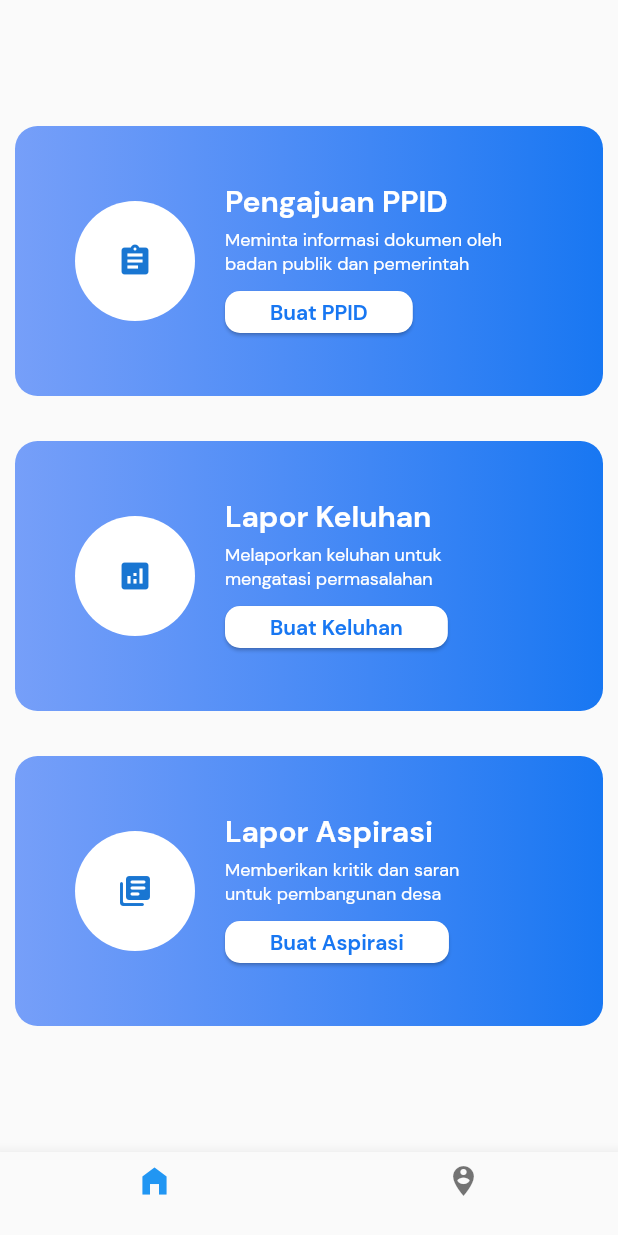
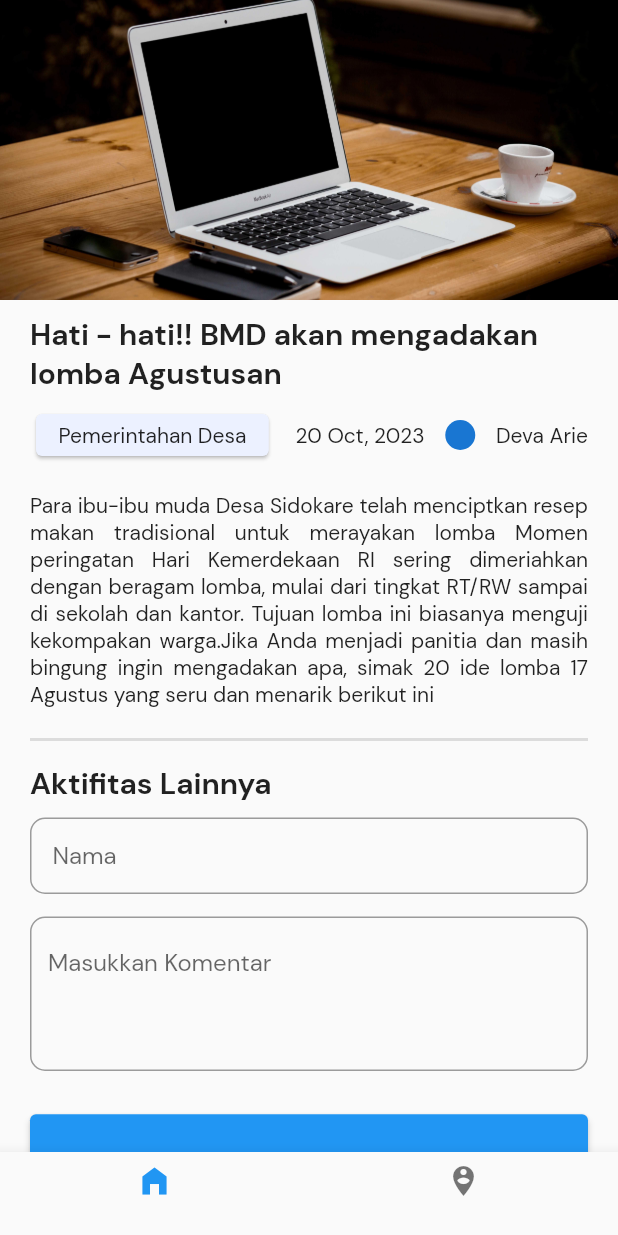
Before and after one commit to Greek-Cp/sidokare_mobile_app, a Flutter app: the screen it shows after launch, on a phone screen of 412 x 824 dp. Run offline on Flutter 3.47's test engine with Material 2 defaults, Android fonts, the phone set to English and light mode, and no system bars; our stand-ins replace flutter_otp_text_field, flutter_screenutil, google_fonts, motion_toast, otp_text_field; missing offline and left inert: bottom_bar_matu, flutter_custom_tab_bar, mailer.

Commit message:
Detail Berita rodok mari innsya allah

```diff
--- /dev/null
+++ b/lib/pages/item_nav/item_page_berita/page_detail_berita.dart
@@ -0,0 +1,141 @@
+import 'package:flutter/material.dart';
+import 'package:flutter_screenutil/flutter_screenutil.dart';
+import 'package:sidokare_mobile_app/component/jenis_button.dart';
+import 'package:sidokare_mobile_app/component/text_field.dart';
+import 'package:sidokare_mobile_app/const/size.dart';
+
+class PageDetailBerita extends StatefulWidget {
+  @override
+  State<PageDetailBerita> createState() => _PageDetailBeritaState();
+}
+
+class _PageDetailBeritaState extends State<PageDetailBerita> {
+  final _formKey = GlobalKey<FormState>();
+  TextEditingController getNama = TextEditingController();
+
+  @override
+  Widget build(BuildContext context) {
+    // TODO: implement build
+    return ScreenUtilInit(
+      builder: (context, child) {
+        return Scaffold(
+          body: ListView(
+            children: [
+              _Image("assets/laptop.jpg"),
+              _HeaderJudul(),
+              _ListMbu(),
+              _isiBerita(),
+              Padding(
+                padding: EdgeInsets.symmetric(horizontal: 20),
+                child: Divider(
+                  thickness: 2,
+                  height: 2,
+                ),
+              ),
+              _isiKomen()
+            ],
+          ),
+        );
+      },
+    );
+  }
+
+  Widget _Image(String urlImage) {
+    return Image(
+      image: AssetImage(urlImage),
+      fit: BoxFit.cover,
+      width: double.infinity,
+      height: 200,
+    );
+  }
+
+  Widget _HeaderJudul() {
+    return Padding(
+      padding: EdgeInsets.symmetric(horizontal: 20, vertical: 10),
+      child: Text(
+        "Hati - hati!! BMD akan mengadakan lomba Agustusan",
+        style:
+            TextStyle(fontWeight: FontWeight.bold, fontSize: size.HeaderText),
+      ),
+    );
+  }
+
+  Widget _ListMbu() {
+    return Padding(
+      padding: EdgeInsets.symmetric(horizontal: 20),
+      child: Row(
+        mainAxisAlignment: MainAxisAlignment.spaceBetween,
+        children: [
+          Card(
+            color: Color.fromARGB(255, 236, 241, 255),
+            child: Padding(
+              padding: const EdgeInsets.symmetric(horizontal: 15, vertical: 5),
+              child: Text("Pemerintahan Desa"),
+            ),
+          ),
+          Text("20 Oct, 2023"),
+          CircleAvatar(
+            radius: 10,
+          ),
+          Text("Deva Arie")
+        ],
+      ),
+    );
+  }
+
+  Widget _isiBerita() {
+    return Padding(
+      padding: EdgeInsets.symmetric(horizontal: 20, vertical: 20),
+      child: Text(
+        "Para ibu-ibu muda Desa Sidokare telah menciptkan resep makan tradisional untuk merayakan lomba Momen peringatan Hari Kemerdekaan RI sering dimeriahkan dengan beragam lomba, mulai dari tingkat RT/RW sampai di sekolah dan kantor. Tujuan lomba ini biasanya menguji kekompakan warga.Jika Anda menjadi panitia dan masih bingung ingin mengadakan apa, simak 20 ide lomba 17 Agustus yang seru dan menarik berikut ini",
+        textAlign: TextAlign.justify,
+      ),
+    );
+  }
+
+  Widget _isiKomen() {
+    return Padding(
+      padding: EdgeInsets.symmetric(horizontal: 20, vertical: 15),
+      child: Form(
+          key: _formKey,
+          child: Column(
+            children: [
+              Align(
+                alignment: Alignment.topLeft,
+                child: Text(
+                  "Aktifitas Lainnya",
+                  style: TextStyle(
+                      fontWeight: FontWeight.bold, fontSize: size.HeaderText),
+                ),
+              ),
+              Padding(
+                padding: const EdgeInsets.symmetric(vertical: 10),
+                child: TextFormField(
+                  decoration: InputDecoration(
+                      border: OutlineInputBorder(
+                          borderRadius: BorderRadius.circular(10)),
+                      hintText: "Nama",
+                      contentPadding: EdgeInsets.all(15)),
+                ),
+              ),
+              Padding(
+                padding: const EdgeInsets.symmetric(vertical: 5),
+                child: TextFormField(
+                  keyboardType: TextInputType.multiline,
+                  minLines: 3,
+                  maxLines: 8,
+                  decoration: InputDecoration(
+                    border: OutlineInputBorder(
+                        borderRadius: BorderRadius.circular(10)),
+                    hintText: "Masukkan Komentar",
+                  ),
+                ),
+              ),
+              ButtonForm("Kirim Komentar", _formKey, KirimPesan())
+            ],
+          )),
+    );
+  }
+
+  KirimPesan() {}
+}
--- a/lib/pages/page_home.dart
+++ b/lib/pages/page_home.dart
@@ -1,6 +1,7 @@
 import 'package:bottom_bar_matu/bottom_bar_item.dart';
 import 'package:bottom_bar_matu/bottom_bar_label_slide/bottom_bar_label_slide.dart';
 import 'package:flutter/material.dart';
+import 'package:sidokare_mobile_app/pages/item_nav/item_page_berita/page_detail_berita.dart';
 import 'package:sidokare_mobile_app/pages/item_nav/page_laporan.dart';
 import 'package:sidokare_mobile_app/pages/item_nav/page_utama.dart';
 
@@ -24,7 +25,7 @@ class _HalamanUtamaState extends State<HalamanUtama> {
 
   static List<int> arr = List.generate(100, (index) => index);
 
-  static List<Widget> listPage = [PageLaporan(), PageBerita()];
+  static List<Widget> listPage = [PageDetailBerita(), PageBerita()];
 
   @override
   Widget build(BuildContext context) {
```
